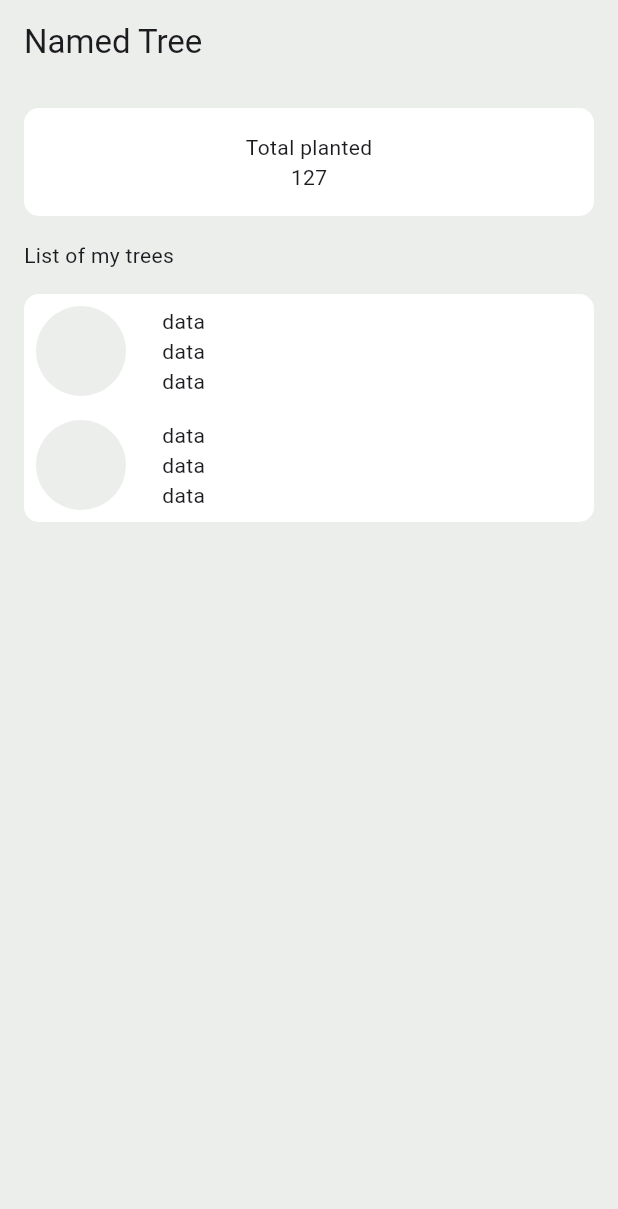
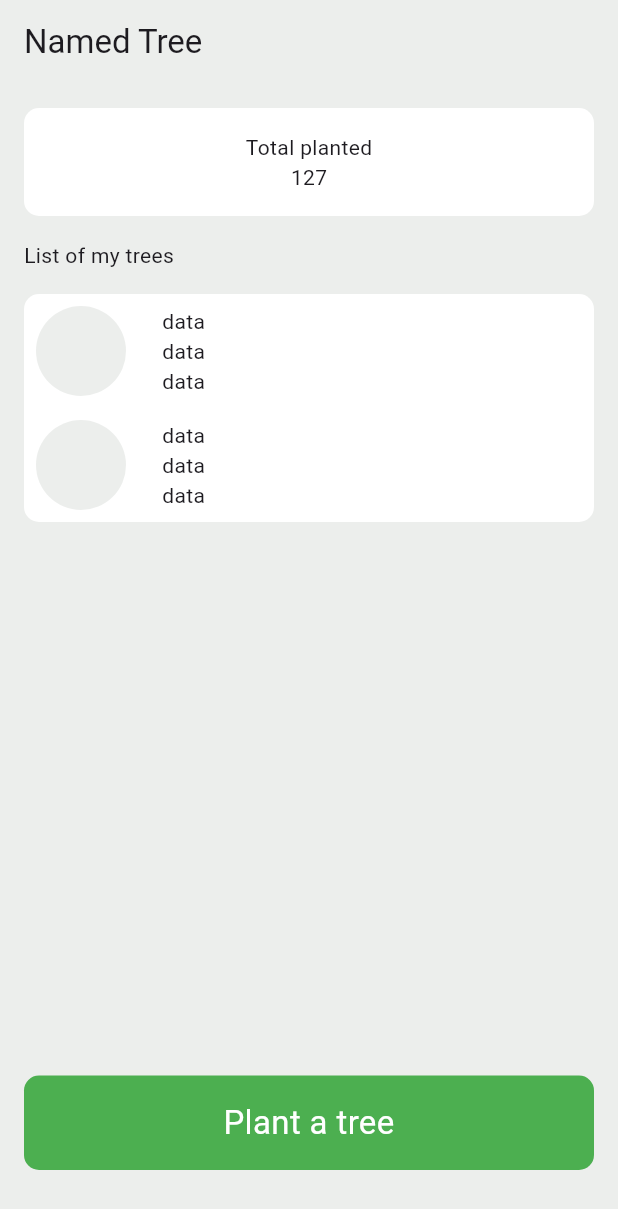
Before and after one commit to optionalDimension/lesson, a Flutter app: the screen it shows after launch, on a phone screen of 412 x 824 dp. Shown: the top 1209 px of the screen. Run offline on Flutter 3.47's test engine with Material 2 defaults, Android fonts, the phone set to English and light mode, and no system bars.

Commit message:
yet another lesson

```diff
--- a/lib/main.dart
+++ b/lib/main.dart
@@ -1,4 +1,7 @@
+import 'dart:developer';
+
 import 'package:flutter/material.dart';
+import 'package:flutter_application_1/region.dart';
 
 void main() {
   runApp(const MyApp());
@@ -36,7 +39,45 @@ class _MyHomePageState extends State<MyHomePage> {
       appBar: AppBar(
         title: const Text("Named Tree"),
       ),
-      body: Column(
+      body: Stack(
+        children: [
+          _body(),
+          Align(
+            alignment: Alignment.bottomCenter,
+            child: _plantButton(),
+          )
+        ],
+      ),
+    );
+  }
+
+  _plantButton() {
+    return Padding(
+      padding: const EdgeInsets.only(bottom: 44, left: 16, right: 16),
+      child: GestureDetector(
+        onTap: () {
+          Navigator.push(context, MaterialPageRoute(builder: (context) {
+            return const Regions();
+          }));
+        },
+        child: Container(
+          width: double.maxFinite,
+          padding: const EdgeInsets.all(16),
+          decoration: const BoxDecoration(
+              color: Colors.green,
+              borderRadius: BorderRadius.all(Radius.circular(10))),
+          child: const Text(
+            'Plant a tree',
+            style: TextStyle(color: Colors.white, fontSize: 22),
+            textAlign: TextAlign.center,
+          ),
+        ),
+      ),
+    );
+  }
+
+  _body() {
+    return Column(
       crossAxisAlignment: CrossAxisAlignment.start,
       children: [
         Padding(
@@ -58,14 +99,12 @@ class _MyHomePageState extends State<MyHomePage> {
           padding: const EdgeInsets.all(16),
           child: Container(
               decoration: BoxDecoration(
-                    color: Colors.white,
-                    borderRadius: BorderRadius.circular(10)),
+                  color: Colors.white, borderRadius: BorderRadius.circular(10)),
               child: Column(
                 children: [_dataItem(), _dataItem()],
               )),
         )
       ],
-      ),
     );
   }
 
```
Also changed, not shown: lib/region.dart (added, +19 -0 lines). Lines whose indentation alone changed are shown as unchanged.
